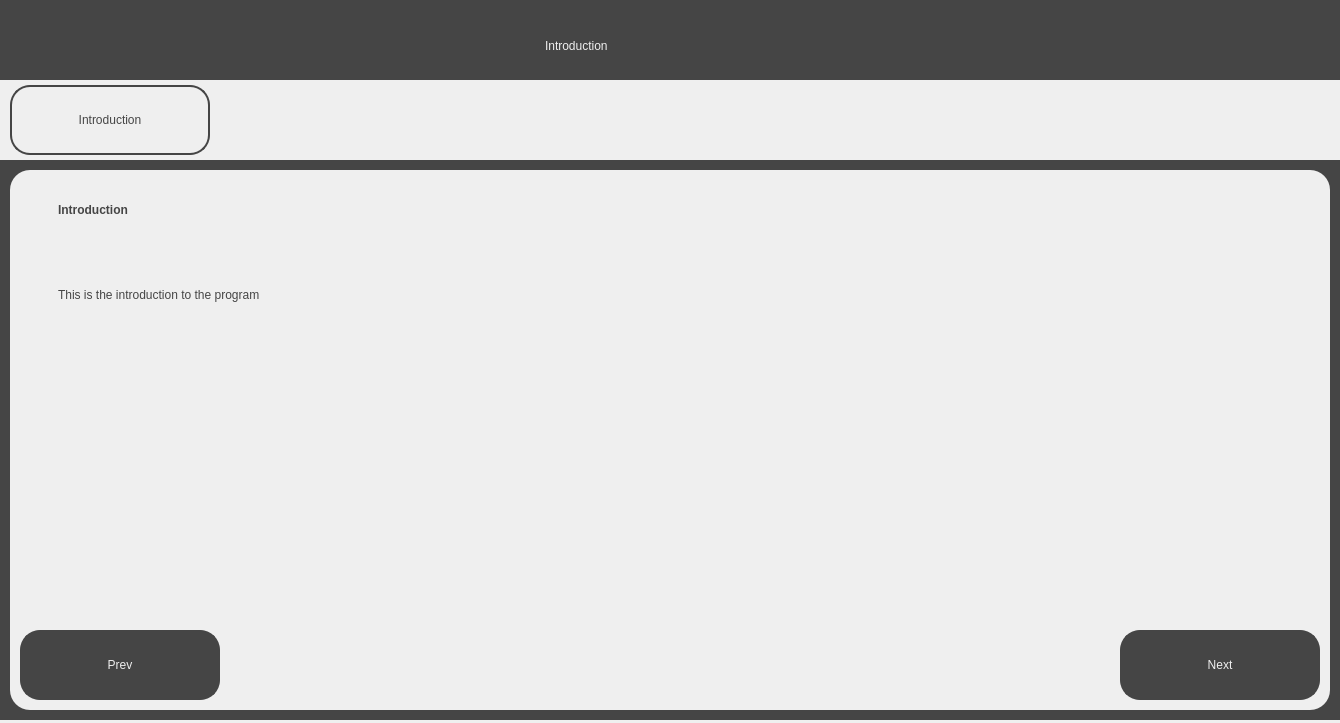
The window that src/ui/introduction_screens/introduction.ui (jackm245/Riemann-Hypothesis) describes before a commit, drawn with Qt 5.
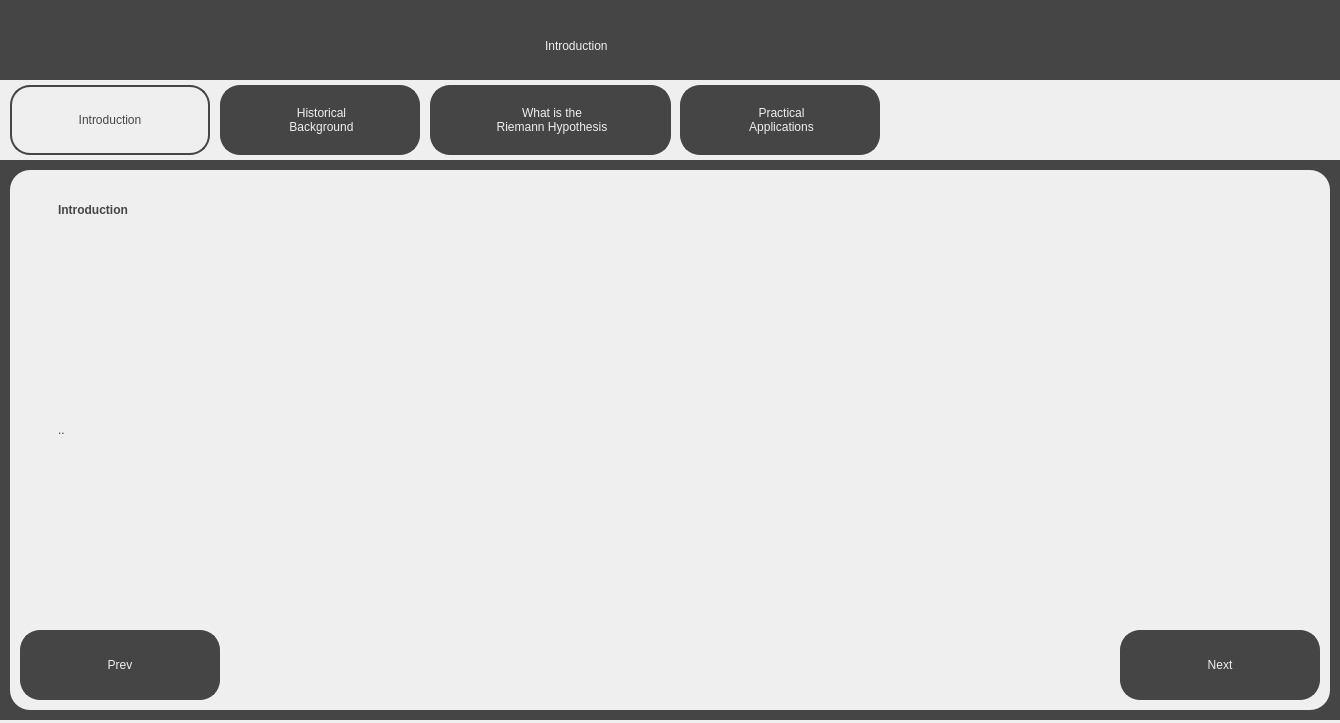
The same window after the commit.

```diff
--- a/src/ui/introduction_screens/introduction.ui
+++ b/src/ui/introduction_screens/introduction.ui
@@ -80,6 +80,142 @@
       <string>Introduction</string>
      </property>
     </widget>
+    <widget class="QLabel" name="HistoricalBackgroundLabel">
+     <property name="geometry">
+      <rect>
+       <x>220</x>
+       <y>5</y>
+       <width>200</width>
+       <height>70</height>
+      </rect>
+     </property>
+     <property name="styleSheet">
+      <string notr="true">border: 2px solid;
+border-radius: 20px;
+border-color:rgb(69, 69, 69);
+background-color: rgb(69, 69, 69);
+font: 18pt &quot;Sans Serif&quot;; color:rgb(239, 239, 239);
+</string>
+     </property>
+     <property name="text">
+      <string>&lt;html&gt;&lt;head/&gt;&lt;body&gt;&lt;p align=&quot;center&quot;&gt;Historical&lt;br&gt;Background&lt;/p&gt;&lt;/body&gt;&lt;/html&gt;</string>
+     </property>
+    </widget>
+    <widget class="QPushButton" name="HistoricalBackgroundTab">
+     <property name="geometry">
+      <rect>
+       <x>220</x>
+       <y>5</y>
+       <width>200</width>
+       <height>70</height>
+      </rect>
+     </property>
+     <property name="cursor">
+      <cursorShape>PointingHandCursor</cursorShape>
+     </property>
+     <property name="styleSheet">
+      <string notr="true">border-radius: 20px;
+background-color: rgba(0, 0, 0, 0);
+font: 18pt &quot;Sans Serif&quot;;
+</string>
+     </property>
+     <property name="text">
+      <string/>
+     </property>
+    </widget>
+    <widget class="QPushButton" name="WhatIsTheRHTab">
+     <property name="geometry">
+      <rect>
+       <x>430</x>
+       <y>5</y>
+       <width>240</width>
+       <height>70</height>
+      </rect>
+     </property>
+     <property name="cursor">
+      <cursorShape>PointingHandCursor</cursorShape>
+     </property>
+     <property name="styleSheet">
+      <string notr="true">border-radius: 20px;
+background-color: rgba(0, 0, 0, 0);
+font: 18pt &quot;Sans Serif&quot;;
+</string>
+     </property>
+     <property name="text">
+      <string/>
+     </property>
+    </widget>
+    <widget class="QLabel" name="WhatIsTheRHLabel">
+     <property name="geometry">
+      <rect>
+       <x>430</x>
+       <y>5</y>
+       <width>241</width>
+       <height>70</height>
+      </rect>
+     </property>
+     <property name="styleSheet">
+      <string notr="true">border: 2px solid;
+border-radius: 20px;
+border-color:rgb(69, 69, 69);
+background-color: rgb(69, 69, 69);
+font: 18pt &quot;Sans Serif&quot;; color:rgb(239, 239, 239);
+</string>
+     </property>
+     <property name="text">
+      <string>&lt;html&gt;&lt;head/&gt;&lt;body&gt;&lt;p align=&quot;center&quot;&gt;What is the&lt;br&gt;Riemann Hypothesis&lt;/p&gt;&lt;/body&gt;&lt;/html&gt;</string>
+     </property>
+    </widget>
+    <widget class="QLabel" name="PracticalApplicationsLabel">
+     <property name="geometry">
+      <rect>
+       <x>680</x>
+       <y>5</y>
+       <width>200</width>
+       <height>70</height>
+      </rect>
+     </property>
+     <property name="styleSheet">
+      <string notr="true">border: 2px solid;
+border-radius: 20px;
+border-color:rgb(69, 69, 69);
+background-color: rgb(69, 69, 69);
+font: 18pt &quot;Sans Serif&quot;; color:rgb(239, 239, 239);
+</string>
+     </property>
+     <property name="text">
+      <string>&lt;html&gt;&lt;head/&gt;&lt;body&gt;&lt;p align=&quot;center&quot;&gt;Practical&lt;br&gt;Applications&lt;/p&gt;&lt;/body&gt;&lt;/html&gt;</string>
+     </property>
+    </widget>
+    <widget class="QPushButton" name="PracticalApplicationsTab">
+     <property name="geometry">
+      <rect>
+       <x>680</x>
+       <y>5</y>
+       <width>201</width>
+       <height>70</height>
+      </rect>
+     </property>
+     <property name="cursor">
+      <cursorShape>PointingHandCursor</cursorShape>
+     </property>
+     <property name="styleSheet">
+      <string notr="true">border-radius: 20px;
+background-color: rgba(0, 0, 0, 0);
+font: 18pt &quot;Sans Serif&quot;;
+</string>
+     </property>
+     <property name="text">
+      <string/>
+     </property>
+    </widget>
+    <zorder>WhatIsTheRHLabel</zorder>
+    <zorder>IntroductionTab</zorder>
+    <zorder>HistoricalBackgroundLabel</zorder>
+    <zorder>HistoricalBackgroundTab</zorder>
+    <zorder>WhatIsTheRHTab</zorder>
+    <zorder>PracticalApplicationsLabel</zorder>
+    <zorder>PracticalApplicationsTab</zorder>
    </widget>
    <widget class="QWidget" name="MainWidget" native="true">
     <property name="geometry">
@@ -111,7 +247,7 @@
 border-radius: 20px;
 border-color:rgb(69, 69, 69);
 background-color: rgb(69, 69, 69);
-font: 36pt &quot;Sans Serif&quot;; color:rgb(239, 239, 239);
+font: 18pt &quot;Sans Serif&quot;; color:rgb(239, 239, 239);
 </string>
      </property>
      <property name="text">
@@ -135,7 +271,7 @@
 border-radius: 20px;
 border-color:rgb(69, 69, 69);
 background-color: rgb(69, 69, 69);
-font: 36pt &quot;Sans Serif&quot;; color:rgb(239, 239, 239);
+font: 18pt &quot;Sans Serif&quot;; color:rgb(239, 239, 239);
 </string>
      </property>
      <property name="text">
@@ -147,7 +283,7 @@
       <rect>
        <x>40</x>
        <y>20</y>
-       <width>681</width>
+       <width>381</width>
        <height>41</height>
       </rect>
      </property>
@@ -163,9 +299,9 @@
      <property name="geometry">
       <rect>
        <x>40</x>
-       <y>80</y>
+       <y>60</y>
        <width>1251</width>
-       <height>91</height>
+       <height>401</height>
       </rect>
      </property>
      <property name="styleSheet">
@@ -173,12 +309,16 @@
 background-color: rgb(239, 239, 239); padding: 5px;</string>
      </property>
      <property name="text">
-      <string>&lt;html&gt;&lt;head/&gt;&lt;body&gt;&lt;p&gt;This is the introduction to the program&lt;/p&gt;&lt;/body&gt;&lt;/html&gt;</string>
+      <string>&lt;html&gt;&lt;head/&gt;&lt;body&gt;&lt;p&gt;..&lt;/p&gt;&lt;/body&gt;&lt;/html&gt;</string>
      </property>
      <property name="wordWrap">
       <bool>true</bool>
      </property>
     </widget>
+    <zorder>SubTitleText</zorder>
+    <zorder>MainText</zorder>
+    <zorder>PrevButton</zorder>
+    <zorder>NextButton</zorder>
    </widget>
   </widget>
  </widget>
```
